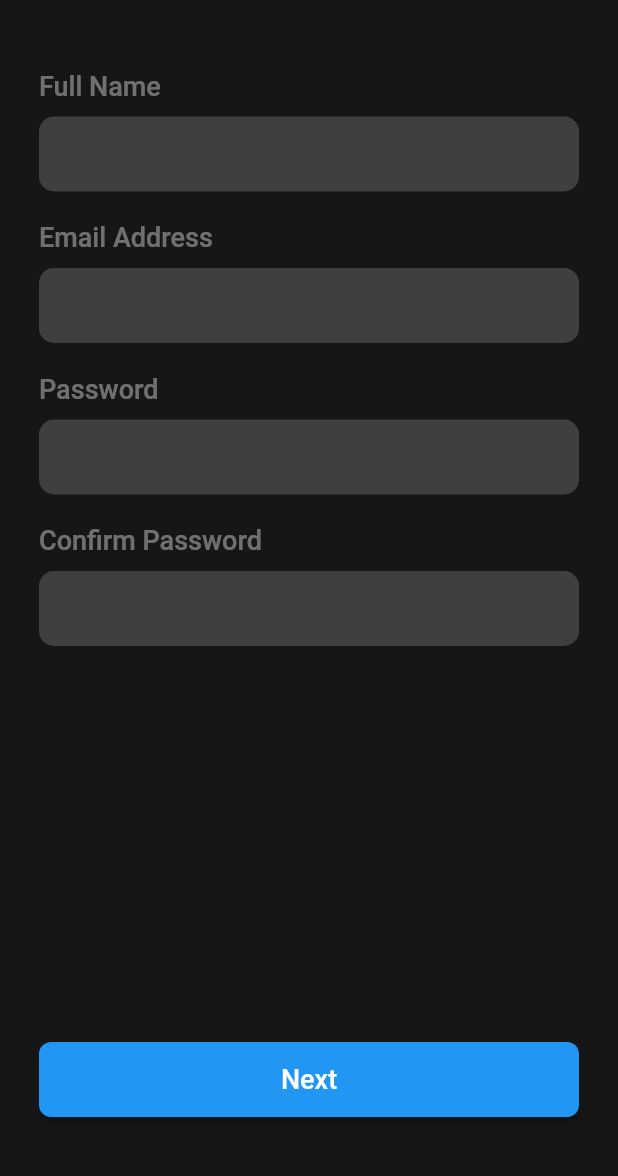
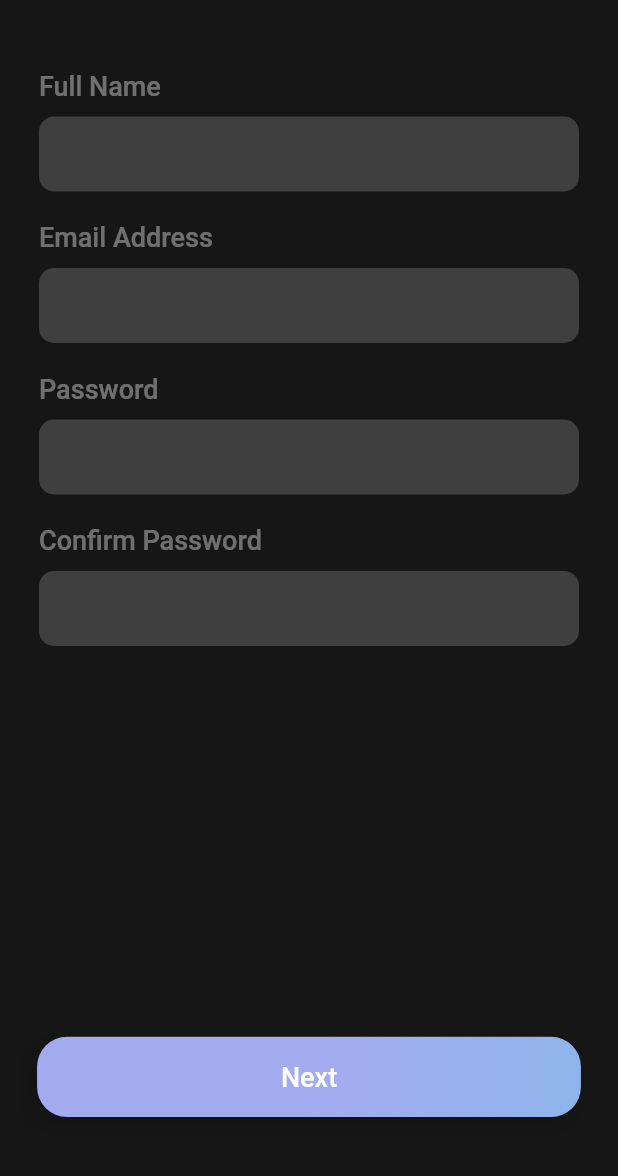
Before and after one commit to Auro-Project/auropay, a Flutter app: the SignUpScreen screen opened by its route, on a phone screen of 412 x 824 dp, the part 59-1235 px from its top. Run offline on Flutter 3.47's test engine with Material 2 defaults, Android fonts, the phone set to English and light mode, and no system bars; our stand-ins replace charts_flutter, cloud_firestore, firebase_auth, firebase_core, flutter_secure_storage, flutter_svg and 1 more; accounts and stored records are empty; Roboto replaces fonts that are missing (SF Pro Display, SF-Pro-Display).

Commit message:
Merge remote-tracking branch 'origin/master2.1' into master2.1
# Conflicts:
#	lib/view/pages/LoginScreens/SignUpScreenD.dart

```diff
--- a/lib/view/pages/LoginScreens/SignUpScreenD.dart
+++ b/lib/view/pages/LoginScreens/SignUpScreenD.dart
@@ -130,23 +130,7 @@ class FirstStep extends StatelessWidget {
             child: Padding(
               padding: const EdgeInsets.only(bottom: 40),
               // child as elevated button
-              child: ElevatedButton(
-                onPressed: onNext,
-                child: const Text(
-                  'Next',
-                  style: TextStyle(
-                    fontSize: 18,
-                    fontFamily: 'SF-Pro-Display',
-                    fontWeight: FontWeight.w500,
-                  ),
-                ),
-                style: ElevatedButton.styleFrom(
-                  minimumSize: const Size(360, 50),
-                  shape: RoundedRectangleBorder(
-                    borderRadius: BorderRadius.circular(8),
-                  ),
-                ),
-              ),
+              child: appButtonFunc(context, gradient(context), "Next", onNext),
             ),
           ),
         ),
```
